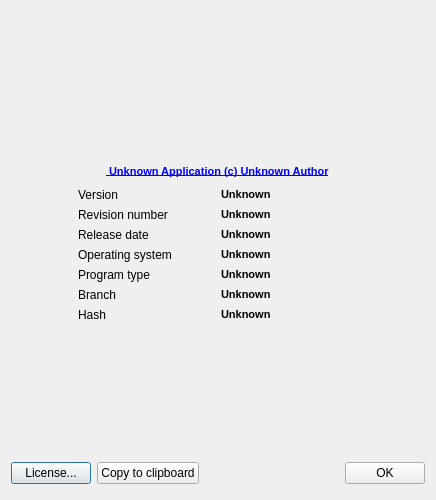
The window that src/Gui/AboutApplication.ui (berndhahnebach/All_FreeCAD) describes before a commit, drawn with Qt 5.
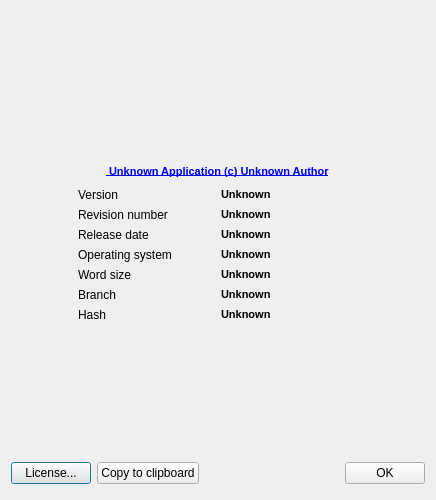
The same window after the commit. Icons and pictures are not drawn. Custom widgets are drawn as their Qt base class.

Commit message: + use term 'word size' in About dialog

What changed in the file:
```diff
--- a/src/Gui/AboutApplication.ui
+++ b/src/Gui/AboutApplication.ui
@@ -118,7 +118,7 @@
        <item row="4" column="0">
         <widget class="QLabel" name="labelPlatform">
          <property name="text">
-          <string>Program type</string>
+          <string>Word size</string>
          </property>
         </widget>
        </item>
```
